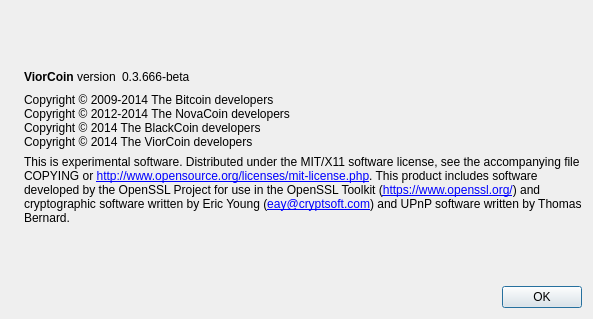
Old version of the form src/qt/forms/aboutdialog.ui in the repository ViorTeam/ViorCoin-Wallet.
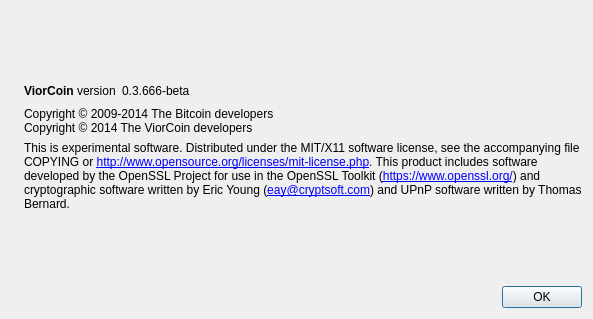
New version of the form. Icons and pictures are not drawn.

Diff of the .ui file:
```diff
--- a/src/qt/forms/aboutdialog.ui
+++ b/src/qt/forms/aboutdialog.ui
@@ -92,8 +92,6 @@
        </property>
        <property name="text">
         <string>Copyright © 2009-2014 The Bitcoin developers
-Copyright © 2012-2014 The NovaCoin developers
-Copyright © 2014 The BlackCoin developers
 Copyright © 2014 The ViorCoin developers</string>
        </property>
        <property name="textInteractionFlags">
```
